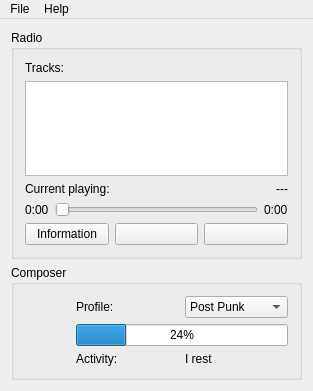
Old version of the form src/mainwindow.ui in the repository 3dproger/LazyComposer.
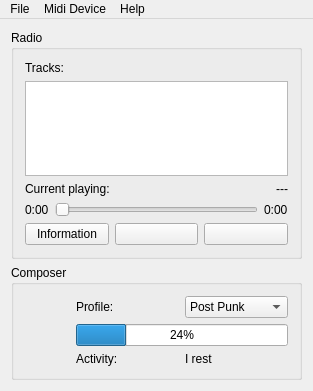
New version of the form. Icons and pictures are not drawn.

Commit message: Implemented display device (Switching device crashes the program)

The edit to the form file:
```diff
--- a/src/mainwindow.ui
+++ b/src/mainwindow.ui
@@ -223,7 +223,13 @@
     </property>
     <addaction name="actionAbout"/>
    </widget>
+   <widget class="QMenu" name="menuMidiDevice">
+    <property name="title">
+     <string>Midi Device</string>
+    </property>
+   </widget>
    <addaction name="menuFile"/>
+   <addaction name="menuMidiDevice"/>
    <addaction name="menuHelp"/>
   </widget>
   <action name="actionOpenMIDI">
```
The commit also changes 4 other files.
